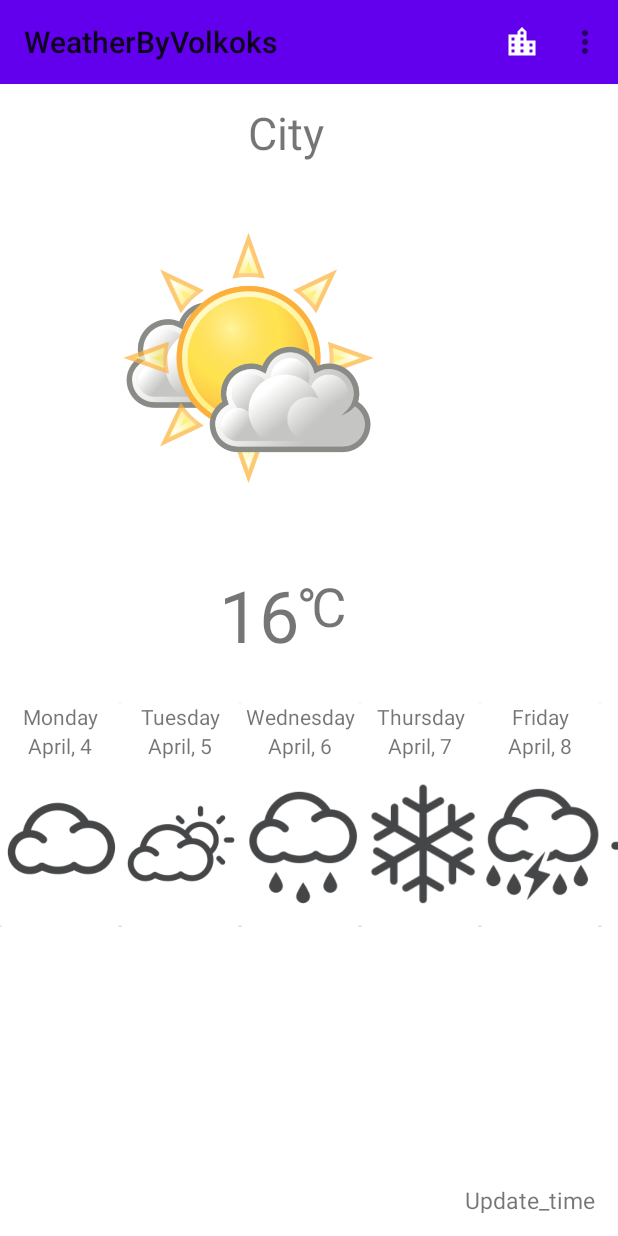
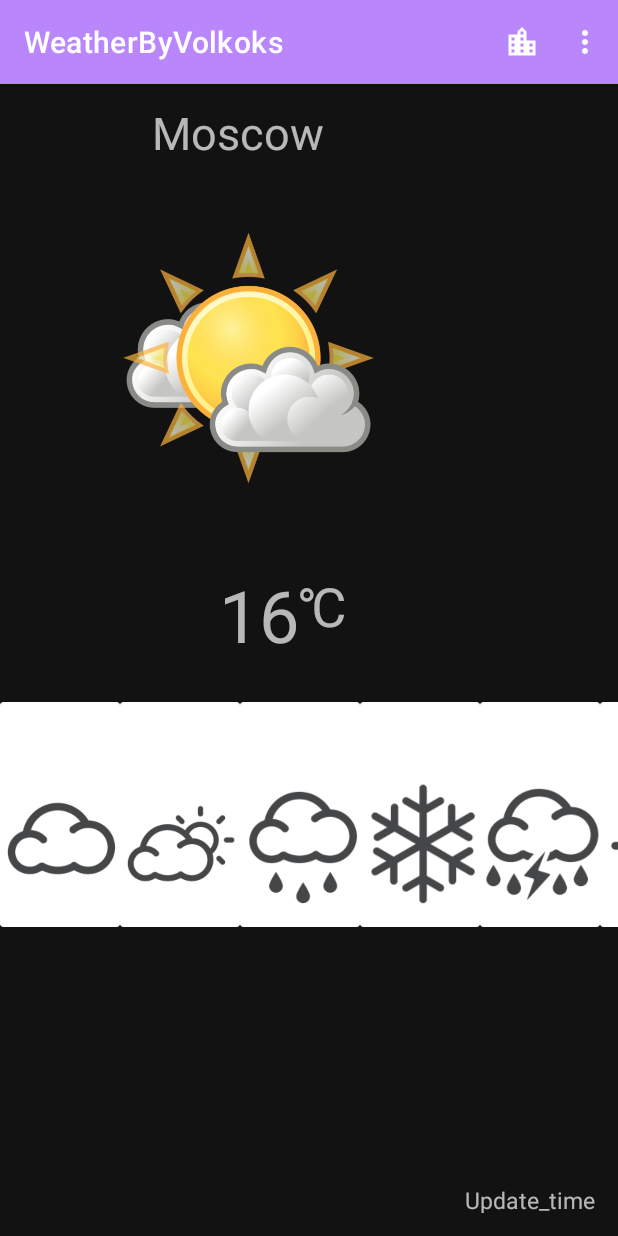
Before and after one commit to Volkoks/WeatherByVolkoks, an Android app: the screen it shows after launch (MainActivity), on a phone screen of 412 x 824 dp. Run offline under Robolectric (Android 15) with nearby library versions, the phone set to English and light mode, and no system bars.

Commit message:
Сделал реализацию смены на темную тему

```diff
--- a/app/src/main/AndroidManifest.xml
+++ b/app/src/main/AndroidManifest.xml
@@ -8,7 +8,7 @@
         android:label="@string/app_name"
         android:roundIcon="@mipmap/ic_launcher_round"
         android:supportsRtl="true"
-        android:theme="@style/AppTheme">
+        android:theme="@style/AppDarkTheme">
         <activity
             android:name=".ui.MainActivity"
             android:label="@string/app_name">
--- a/app/src/main/java/com/example/weatherbyvolkoks/BaseActivity.java
+++ b/app/src/main/java/com/example/weatherbyvolkoks/BaseActivity.java
@@ -2,8 +2,8 @@ package com.example.weatherbyvolkoks;
 
 import android.content.SharedPreferences;
 import android.os.Bundle;
-import android.support.annotation.Nullable;
-import android.support.v7.app.AppCompatActivity;
+import androidx.annotation.Nullable;
+import androidx.appcompat.app.AppCompatActivity;
 
 public class BaseActivity extends AppCompatActivity {
    private static final String NSP = "LOGIN";
--- a/app/src/main/java/com/example/weatherbyvolkoks/ui/CitySelectionScreen.java
+++ b/app/src/main/java/com/example/weatherbyvolkoks/ui/CitySelectionScreen.java
@@ -2,9 +2,9 @@ package com.example.weatherbyvolkoks.ui;
 
 import android.content.Intent;
 import android.os.Bundle;
-import android.support.design.widget.TextInputEditText;
-import android.support.design.widget.TextInputLayout;
-import android.support.v7.app.AppCompatActivity;
+import com.google.android.material.textfield.TextInputEditText;
+import com.google.android.material.textfield.TextInputLayout;
+import androidx.appcompat.app.AppCompatActivity;
 import android.view.View;
 import android.widget.Button;
 import android.widget.ImageButton;
--- a/app/src/main/java/com/example/weatherbyvolkoks/ui/WeatherAdapter.java
+++ b/app/src/main/java/com/example/weatherbyvolkoks/ui/WeatherAdapter.java
@@ -1,7 +1,7 @@
 package com.example.weatherbyvolkoks.ui;
 
-import android.support.annotation.NonNull;
-import android.support.v7.widget.RecyclerView;
+import androidx.annotation.NonNull;
+import androidx.recyclerview.widget.RecyclerView;
 import android.view.LayoutInflater;
 import android.view.View;
 import android.view.ViewGroup;
--- a/app/src/main/res/layout/activity_main.xml
+++ b/app/src/main/res/layout/activity_main.xml
@@ -1,19 +1,29 @@
 <?xml version="1.0" encoding="utf-8"?>
-<android.support.design.widget.CoordinatorLayout xmlns:android="http://schemas.android.com/apk/res/android"
+<androidx.coordinatorlayout.widget.CoordinatorLayout xmlns:android="http://schemas.android.com/apk/res/android"
     xmlns:app="http://schemas.android.com/apk/res-auto"
     xmlns:tools="http://schemas.android.com/tools"
     android:layout_width="match_parent"
     android:layout_height="match_parent"
     tools:context=".ui.MainActivity">
 
+    <com.google.android.material.appbar.AppBarLayout
+        android:layout_width="match_parent"
+        android:layout_height="wrap_content"
+        android:theme="@style/AppTheme.AppBarOverlay">
 
+        <androidx.appcompat.widget.Toolbar
+            android:id="@+id/toolbar"
+            android:layout_width="match_parent"
+            android:layout_height="?attr/actionBarSize"
+            android:background="?attr/colorPrimary"
+            app:popupTheme="@style/AppTheme.PopupOverlay" />
 
-    <android.support.constraint.ConstraintLayout
+    </com.google.android.material.appbar.AppBarLayout>
+
+    <androidx.constraintlayout.widget.ConstraintLayout
         android:layout_width="match_parent"
-        android:layout_height="match_parent"
-        android:background="#FFFFFF">
+        android:layout_height="match_parent">
 
-        <include layout="@layout/toolbar_activity_main"/>
 
         <TextView
             android:id="@+id/City"
@@ -62,7 +72,7 @@
             app:layout_constraintTop_toTopOf="parent"
             app:srcCompat="@drawable/fewclouds" />
 
-        <android.support.v7.widget.RecyclerView
+        <androidx.recyclerview.widget.RecyclerView
             android:id="@+id/recyclerView"
             android:layout_width="match_parent"
             android:layout_height="wrap_content"
@@ -84,5 +94,5 @@
             app:layout_constraintBottom_toBottomOf="parent"
             app:layout_constraintEnd_toEndOf="parent" />
 
-    </android.support.constraint.ConstraintLayout>
-</android.support.design.widget.CoordinatorLayout>
+    </androidx.constraintlayout.widget.ConstraintLayout>
+</androidx.coordinatorlayout.widget.CoordinatorLayout>
--- a/app/src/main/res/layout/item.xml
+++ b/app/src/main/res/layout/item.xml
@@ -1,5 +1,5 @@
 <?xml version="1.0" encoding="utf-8"?>
-<android.support.v7.widget.CardView xmlns:android="http://schemas.android.com/apk/res/android"
+<androidx.cardview.widget.CardView xmlns:android="http://schemas.android.com/apk/res/android"
     xmlns:app="http://schemas.android.com/apk/res-auto"
     xmlns:tools="http://schemas.android.com/tools"
     android:layout_width="80dp"
@@ -44,4 +44,4 @@
         </ImageView>
     </LinearLayout>
 
-</android.support.v7.widget.CardView>
+</androidx.cardview.widget.CardView>
--- a/app/src/main/res/layout/toolbar_activity_main.xml
+++ b/app/src/main/res/layout/toolbar_activity_main.xml
@@ -1,9 +1,9 @@
 <?xml version="1.0" encoding="utf-8"?>
-<android.support.v7.widget.Toolbar xmlns:android="http://schemas.android.com/apk/res/android"
+<androidx.appcompat.widget.Toolbar xmlns:android="http://schemas.android.com/apk/res/android"
     android:layout_width="match_parent"
     android:layout_height="wrap_content"
     android:id="@+id/toolbar"
     android:minHeight="?attr/actionBarSize"
     android:background="@color/colorPrimary">
 
-</android.support.v7.widget.Toolbar>
+</androidx.appcompat.widget.Toolbar>
--- a/app/src/main/res/values/strings.xml
+++ b/app/src/main/res/values/strings.xml
@@ -2,7 +2,7 @@
     <string name="app_name">WeatherByVolkoks</string>
     <string name="action_settings">Settings</string>
     <string name="country">Country</string>
-    <string name="city">City</string>
+    <string name="city">Moscow</string>
     <string name="temp">16</string>
     <string name="w_icon">W_icon</string>
     <string name="update_time">Update_time</string>
--- a/app/src/main/res/values/styles.xml
+++ b/app/src/main/res/values/styles.xml
@@ -1,16 +1,11 @@
 <resources>
 
     <!-- Base application theme. -->
-    <style name="AppTheme" parent="Theme.AppCompat.Light.DarkActionBar">
+    <style name="AppTheme" parent="Theme.MaterialComponents.Light.DarkActionBar">
         <!-- Customize your theme here. -->
         <item name="colorPrimary">@color/colorPrimary</item>
         <item name="colorPrimaryDark">@color/colorPrimaryDark</item>
         <item name="colorAccent">@color/colorAccent</item>
-        <item name="windowActionBar">false</item>
-        <item name="windowNoTitle">true</item>
-    </style>
-
-    <style name="AppDarkTheme" parent="Theme.MaterialComponents.Light.DarkActionBar.Bridge">
         <item name="windowActionBar">false</item>
         <item name="windowNoTitle">true</item>
     </style>
@@ -20,6 +15,19 @@
         <item name="windowNoTitle">true</item>
     </style>
 
+    <style name="AppDarkTheme" parent="Theme.MaterialComponents">
+        <item name="windowActionBar">false</item>
+        <item name="windowNoTitle">true</item>
+    </style>
+    <style name="AppDarkTheme.NoActionBar">
+        <item name="windowActionBar">false</item>
+        <item name="windowNoTitle">true</item>
+    </style>
+
+
+
+
+
     <style name="AppTheme.AppBarOverlay" parent="ThemeOverlay.AppCompat.Dark.ActionBar" />
 
     <style name="AppTheme.PopupOverlay" parent="ThemeOverlay.AppCompat.Light" />
--- a/gradle.properties
+++ b/gradle.properties
@@ -11,3 +11,5 @@ org.gradle.jvmargs=-Xmx1536m
 # This option should only be used with decoupled projects. More details, visit
 # http://www.gradle.org/docs/current/userguide/multi_project_builds.html#sec:decoupled_projects
 # org.gradle.parallel=true
+android.useAndroidX=true
+android.enableJetifier=true
```
Also changed, not shown: app/build.gradle (+9 -9 lines), app/src/main/java/com/example/weatherbyvolkoks/ui/MainActivity.java (+22 -15 lines), app/src/main/java/com/example/weatherbyvolkoks/ui/ScreenSetting.java (+15 -2 lines), app/src/main/res/layout/city_selection_screen.xml (+7 -7 lines), app/src/main/res/layout/screen_setting.xml (+4 -4 lines), 3 other files.
